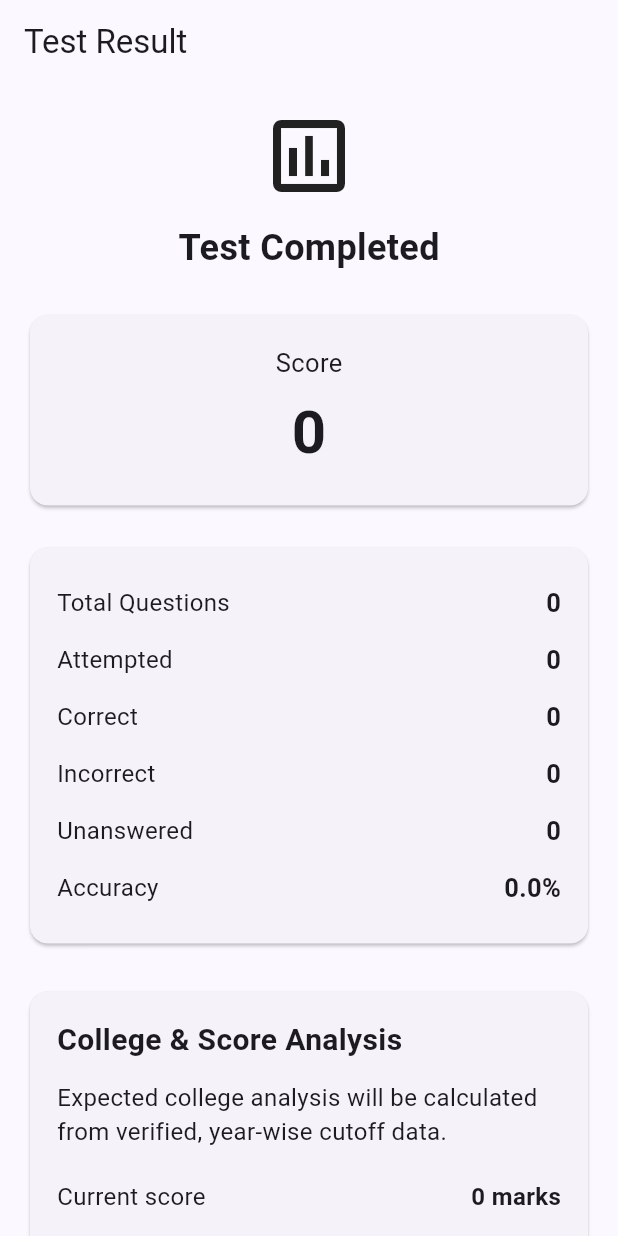
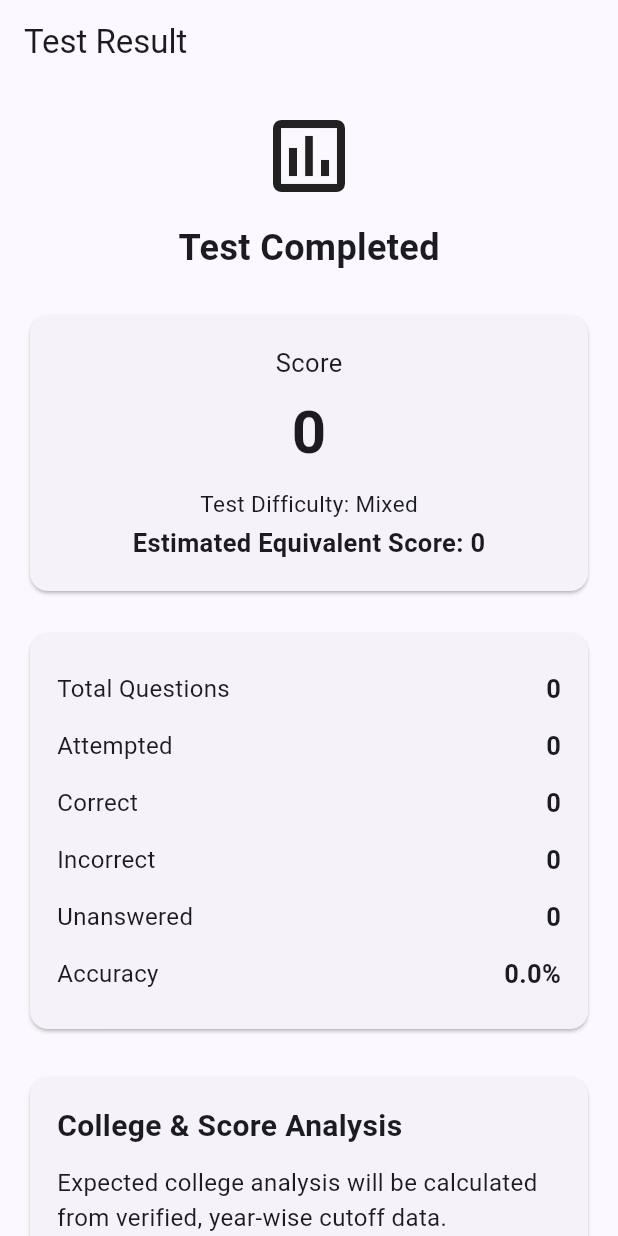
Before and after one commit to shreyansh0259-wq/examforge, a Flutter app: the ResultScreen screen opened directly with empty values, on a phone screen of 412 x 824 dp. Run offline on Flutter 3.47's test engine with Material 3 defaults, Android fonts, the phone set to English and light mode, and no system bars; our stand-ins replace sqflite; accounts and stored records are empty.

Commit message:
Add difficulty adjusted score analysis

```diff
--- /dev/null
+++ b/lib/models/difficulty_analysis.dart
@@ -0,0 +1,83 @@
+class DifficultyAnalysis {
+  final String difficulty;
+  final double multiplier;
+
+  const DifficultyAnalysis({
+    required this.difficulty,
+    required this.multiplier,
+  });
+
+  double getEquivalentScore(int rawScore) {
+    return rawScore * multiplier;
+  }
+
+  static DifficultyAnalysis fromDifficulty(String? difficulty) {
+    switch (difficulty) {
+      case 'Very Easy':
+        return const DifficultyAnalysis(
+          difficulty: 'Very Easy',
+          multiplier: 0.90,
+        );
+
+      case 'Easy':
+        return const DifficultyAnalysis(
+          difficulty: 'Easy',
+          multiplier: 0.95,
+        );
+
+      case 'Easy-Moderate':
+        return const DifficultyAnalysis(
+          difficulty: 'Easy-Moderate',
+          multiplier: 0.98,
+        );
+
+      case 'Moderate':
+        return const DifficultyAnalysis(
+          difficulty: 'Moderate',
+          multiplier: 1.00,
+        );
+
+      case 'Moderate+':
+        return const DifficultyAnalysis(
+          difficulty: 'Moderate+',
+          multiplier: 1.03,
+        );
+
+      case 'Hard':
+        return const DifficultyAnalysis(
+          difficulty: 'Hard',
+          multiplier: 1.07,
+        );
+
+      case 'Very Hard':
+        return const DifficultyAnalysis(
+          difficulty: 'Very Hard',
+          multiplier: 1.12,
+        );
+
+      case 'Advanced':
+        return const DifficultyAnalysis(
+          difficulty: 'Advanced',
+          multiplier: 1.17,
+        );
+
+      case 'Expert':
+        return const DifficultyAnalysis(
+          difficulty: 'Expert',
+          multiplier: 1.22,
+        );
+
+      case 'Extreme Challenge':
+        return const DifficultyAnalysis(
+          difficulty: 'Extreme Challenge',
+          multiplier: 1.27,
+        );
+
+      default:
+        return const DifficultyAnalysis(
+          difficulty: 'Mixed',
+          multiplier: 1.00,
+        );
+    }
+  }
+}
--- a/lib/result_screen.dart
+++ b/lib/result_screen.dart
@@ -2,15 +2,18 @@ import 'package:flutter/material.dart';
 import 'models/question.dart';
 import 'models/topic_performance.dart';
 import 'models/subject_performance.dart';
+import 'models/difficulty_analysis.dart';
 
 class ResultScreen extends StatelessWidget {
   final List<Question> questions;
   final Map<int, int> selectedAnswers;
+  final String difficulty;
 
   const ResultScreen({
     super.key,
     required this.questions,
     required this.selectedAnswers,
+    this.difficulty = 'Mixed',
   });
 
   int get attempted => selectedAnswers.length;
@@ -39,6 +42,16 @@ class ResultScreen extends StatelessWidget {
   // NEET-style scoring for the current test result.
   // This will later be replaced by exam-specific scoring rules.
   int get score => (correct * 4) - incorrect;
+
+  DifficultyAnalysis get difficultyAnalysis {
+    return DifficultyAnalysis.fromDifficulty(difficulty);
+  }
+
+  int get equivalentScore {
+    return difficultyAnalysis
+        .getEquivalentScore(score)
+        .round();
+  }
 
   double get accuracy {
     if (attempted == 0) return 0;
@@ -256,6 +269,23 @@ class ResultScreen extends StatelessWidget {
               '$score',
               style: const TextStyle(
                 fontSize: 40,
+                fontWeight: FontWeight.bold,
+              ),
+            ),
+
+            const SizedBox(height: 8),
+
+            Text(
+              'Test Difficulty: $difficulty',
+              style: const TextStyle(fontSize: 15),
+            ),
+
+            const SizedBox(height: 4),
+
+            Text(
+              'Estimated Equivalent Score: $equivalentScore',
+              style: const TextStyle(
+                fontSize: 17,
                 fontWeight: FontWeight.bold,
               ),
             ),
--- a/lib/services/test_generator.dart
+++ b/lib/services/test_generator.dart
@@ -19,10 +19,11 @@ class TestGenerator {
       }
 
       final questionCount = subjectSelection.questionCount;
-      final difficulty = subjectSelection.difficulty;
 
       for (final chapter in chapterNames) {
         final chapterSelection = subjectSelection.chapters[chapter]!;
+        final difficulty =
+            chapterSelection.difficulty ?? subjectSelection.difficulty;
 
         final topics = chapterSelection.topics;
 
--- a/lib/test_instructions_screen.dart
+++ b/lib/test_instructions_screen.dart
@@ -11,6 +11,23 @@ class TestInstructionsScreen extends StatelessWidget {
     required this.questions,
     required this.testTimeMinutes,
   });
+
+  String get effectiveDifficulty {
+    if (questions.isEmpty) return 'Mixed';
+
+    final counts = <String, int>{};
+
+    for (final question in questions) {
+      counts[question.difficulty] =
+          (counts[question.difficulty] ?? 0) + 1;
+    }
+
+    if (counts.length == 1) {
+      return counts.keys.first;
+    }
+
+    return 'Mixed';
+  }
 
   @override
   Widget build(BuildContext context) {
@@ -139,6 +156,7 @@ class TestInstructionsScreen extends StatelessWidget {
                               builder: (context) => TestScreen(
                                 questions: questions,
                                 testTimeMinutes: testTimeMinutes,
+                                difficulty: effectiveDifficulty,
                               ),
                             ),
                           );
--- a/lib/test_screen.dart
+++ b/lib/test_screen.dart
@@ -6,11 +6,13 @@ import 'result_screen.dart';
 class TestScreen extends StatefulWidget {
   final List<Question> questions;
   final int testTimeMinutes;
+  final String difficulty;
 
   const TestScreen({
     super.key,
     required this.questions,
     required this.testTimeMinutes,
+    this.difficulty = 'Mixed',
   });
 
   @override
@@ -148,6 +150,7 @@ class _TestScreenState extends State<TestScreen> {
         builder: (context) => ResultScreen(
           questions: widget.questions,
           selectedAnswers: selectedAnswers,
+          difficulty: widget.difficulty,
         ),
       ),
     );
```
